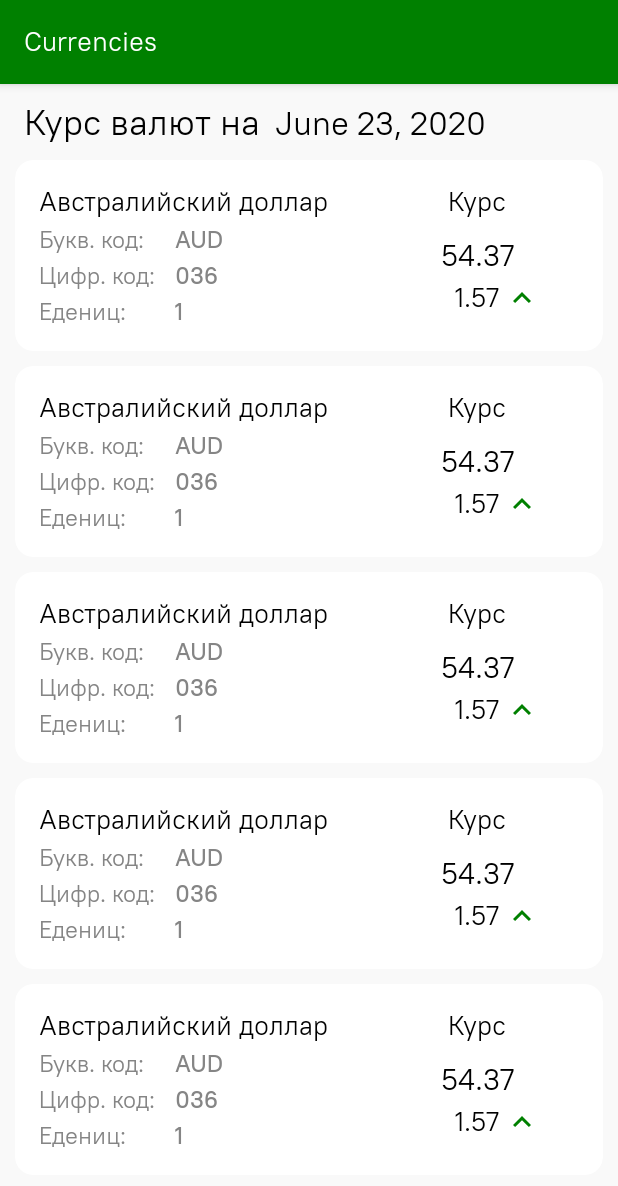
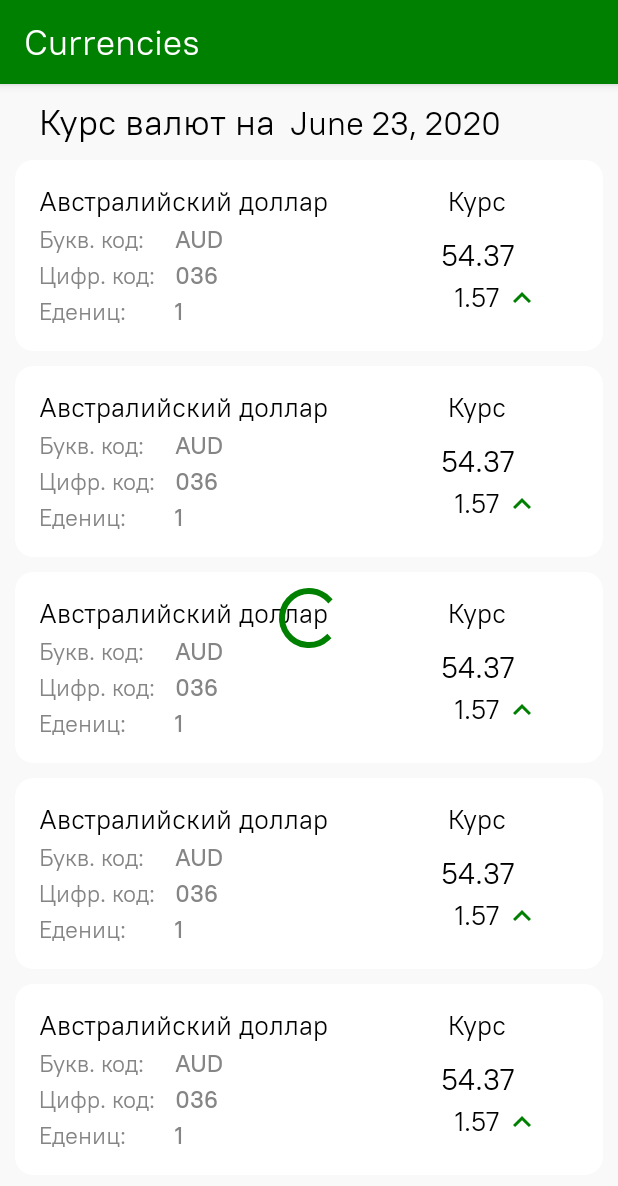
Before and after one commit to ElbekM/Currencies-Viewer, an Android app: the layout fragment_currency.xml on its own in the app's theme, with its tools: preview values and no code run, on a phone screen of 412 x 824 dp. Shown: the top 1186 px of the screen. Run offline under Robolectric (Android 15) with nearby library versions, the phone set to English and light mode, and no system bars.

Commit message:
Added progress bar and swipe refresh

```diff
--- a/app/src/main/res/layout/fragment_currency.xml
+++ b/app/src/main/res/layout/fragment_currency.xml
@@ -22,11 +22,17 @@
 
     </com.google.android.material.appbar.AppBarLayout>
 
+    <androidx.swiperefreshlayout.widget.SwipeRefreshLayout
+        android:id="@+id/swipeRefreshLayout"
+        android:layout_width="match_parent"
+        android:layout_height="wrap_content"
+        android:layout_below="@+id/appBar"
+        android:layout_margin="10dp"
+        android:layout_marginTop="10dp">
+
         <LinearLayout
             android:layout_width="match_parent"
             android:layout_height="match_parent"
-        android:layout_below="@+id/appBar"
-        android:layout_marginTop="10dp"
             android:orientation="vertical">
 
             <RelativeLayout
@@ -61,8 +67,18 @@
                 android:id="@+id/valutesRecyclerView"
                 android:layout_width="match_parent"
                 android:layout_height="wrap_content"
-            android:layout_margin="10dp"
+                android:layout_marginTop="10dp"
                 tools:itemCount="10"
                 tools:listitem="@layout/item_exchange_info" />
         </LinearLayout>
+
+    </androidx.swiperefreshlayout.widget.SwipeRefreshLayout>
+
+    <ProgressBar
+        android:id="@+id/progressBar"
+        android:layout_width="wrap_content"
+        android:layout_height="wrap_content"
+        android:layout_centerInParent="true"
+        android:progressBackgroundTint="@color/text_gray"
+        android:theme="@style/ProgressBarStyle" />
 </RelativeLayout>
--- a/app/src/main/res/values/styles.xml
+++ b/app/src/main/res/values/styles.xml
@@ -9,8 +9,12 @@
         <item name="fontFamily">@font/pt_root_ui_font_family</item>
     </style>
 
+    <style name="ProgressBarStyle">
+        <item name="colorAccent">@color/green</item>
+    </style>
+
     <style name="Toolbar.TitleText" parent="TextAppearance.Widget.AppCompat.Toolbar.Title">
-        <item name="android:textSize">18sp</item>
+        <item name="android:textSize">24sp</item>
     </style>
 
     <style name="ValuteInfoText" parent="@android:style/TextAppearance">
```
Also changed, not shown: app/src/main/java/com/example/currenciesviewer/base/utils/Utils.kt (added, +8 -0 lines), app/src/main/java/com/example/currenciesviewer/screens/CurrencyFragment.kt (+12 -0 lines), app/src/main/java/com/example/currenciesviewer/screens/CurrencyViewModel.kt (+17 -8 lines), app/src/main/java/com/example/currenciesviewer/screens/adapter/ValuteViewHolder.kt (+3 -4 lines). Lines whose indentation alone changed are shown as unchanged.
